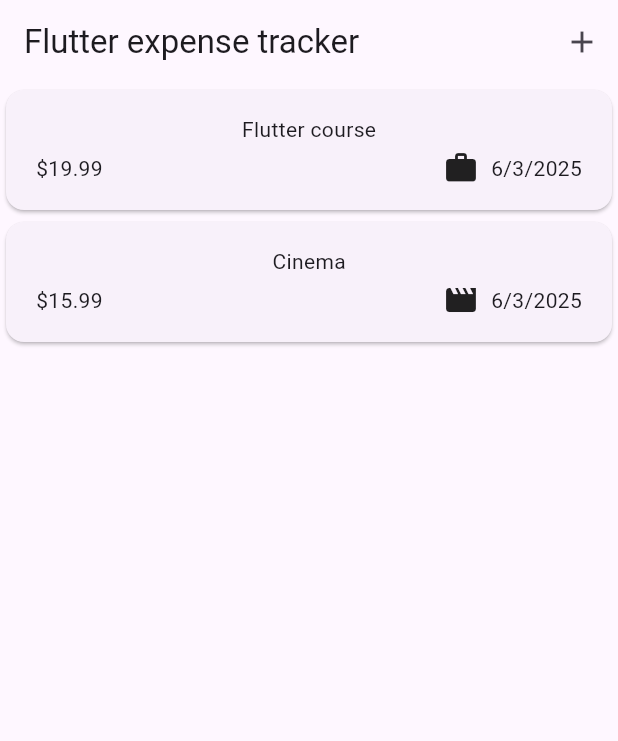
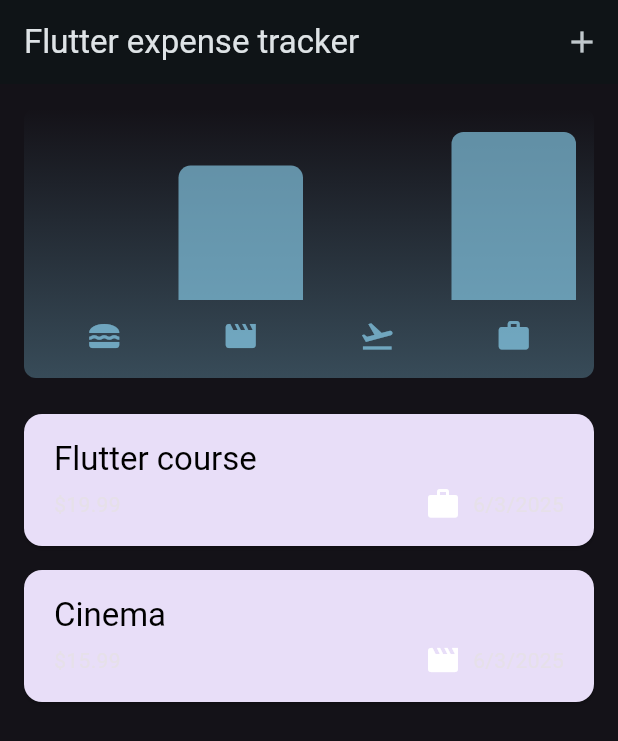
Before and after one commit to bryanmsombra27/proyectos-de-flutter, a Flutter app: the screen it shows after launch, on a phone screen of 412 x 824 dp. Shown: the top 741 px of the screen. Run offline on Flutter 3.47's test engine with Material 3 defaults, Android fonts, the light colour scheme and no system bars.

Commit message:
expenses project finished

```diff
--- a/lib/main.dart
+++ b/lib/main.dart
@@ -4,6 +4,15 @@
 void main() {
   runApp(const MyApp());
 }
+
+final kColorschema = ColorScheme.fromSeed(
+  seedColor: Color.fromARGB(255, 96, 59, 181),
+);
+
+final kDarkColorSchema = ColorScheme.fromSeed(
+  brightness: Brightness.dark,
+  seedColor: Color.fromARGB(255, 5, 99, 125),
+);
 
 class MyApp extends StatelessWidget {
   const MyApp({super.key});
@@ -13,8 +22,48 @@
   Widget build(BuildContext context) {
     return MaterialApp(
       title: 'Flutter Demo',
+      themeMode: ThemeMode.dark,
+      darkTheme: ThemeData.dark().copyWith(
+        colorScheme: kDarkColorSchema,
+
+        cardTheme: CardThemeData(
+          color: kColorschema.secondaryContainer,
+          margin: EdgeInsets.symmetric(horizontal: 16, vertical: 8),
+        ),
+
+        elevatedButtonTheme: ElevatedButtonThemeData(
+          style: ElevatedButton.styleFrom(
+            backgroundColor: kDarkColorSchema.primaryContainer,
+            foregroundColor: kDarkColorSchema.onPrimaryContainer,
+          ),
+        ),
+      ),
       theme: ThemeData(
-        colorScheme: ColorScheme.fromSeed(seedColor: Colors.deepPurple),
+        colorScheme: kColorschema,
+
+        appBarTheme: AppBarTheme(
+          backgroundColor: kColorschema.onPrimaryContainer,
+          foregroundColor: kColorschema.onPrimaryContainer,
+        ),
+
+        cardTheme: CardThemeData(
+          color: kColorschema.secondaryContainer,
+          margin: EdgeInsets.symmetric(horizontal: 16, vertical: 8),
+        ),
+
+        elevatedButtonTheme: ElevatedButtonThemeData(
+          style: ElevatedButton.styleFrom(
+            backgroundColor: kColorschema.primaryContainer,
+          ),
+        ),
+
+        textTheme: ThemeData().textTheme.copyWith(
+          titleLarge: TextStyle(
+            fontWeight: FontWeight.normal,
+            color: kColorschema.onSecondaryContainer,
+            fontSize: 14,
+          ),
+        ),
       ),
       home: Scaffold(
         body: Container(
--- a/lib/models/expense.dart
+++ b/lib/models/expense.dart
@@ -33,3 +33,25 @@ class Expense {
     return formatter.format(date);
   }
 }
+
+class ExpenseBucket {
+  final Category category;
+  final List<Expense> expenses;
+
+  ExpenseBucket({required this.category, required this.expenses});
+
+  ExpenseBucket.forCategory(List<Expense> allExpenses, this.category)
+    : expenses = allExpenses
+          .where((element) => element.category == category)
+          .toList();
+
+  double get totalExpenses {
+    double sum = 0;
+
+    for (final expense in expenses) {
+      sum += expense.amount;
+    }
+
+    return sum;
+  }
+}
--- /dev/null
+++ b/lib/widgets/chart/chart.dart
@@ -0,0 +1,91 @@
+import 'package:flutter/material.dart';
+
+import 'package:projects_2/models/expense.dart';
+import 'package:projects_2/widgets/chart/chart_bar.dart';
+
+class Chart extends StatelessWidget {
+  const Chart({super.key, required this.expenses});
+
+  final List<Expense> expenses;
+
+  List<ExpenseBucket> get buckets {
+    return [
+      ExpenseBucket.forCategory(expenses, Category.food),
+      ExpenseBucket.forCategory(expenses, Category.leisure),
+      ExpenseBucket.forCategory(expenses, Category.travel),
+      ExpenseBucket.forCategory(expenses, Category.work),
+    ];
+  }
+
+  double get maxTotalExpense {
+    double maxTotalExpense = 0;
+
+    for (final bucket in buckets) {
+      if (bucket.totalExpenses > maxTotalExpense) {
+        maxTotalExpense = bucket.totalExpenses;
+      }
+    }
+
+    return maxTotalExpense;
+  }
+
+  @override
+  Widget build(BuildContext context) {
+    final isDarkMode =
+        MediaQuery.of(context).platformBrightness == Brightness.dark;
+    return Container(
+      margin: const EdgeInsets.all(16),
+      padding: const EdgeInsets.symmetric(vertical: 16, horizontal: 8),
+      width: double.infinity,
+      height: 180,
+      decoration: BoxDecoration(
+        borderRadius: BorderRadius.circular(8),
+        gradient: LinearGradient(
+          colors: [
+            Theme.of(context).colorScheme.primary.withValues(alpha: 0.3),
+            Theme.of(context).colorScheme.primary.withValues(alpha: 0.0),
+          ],
+          begin: Alignment.bottomCenter,
+          end: Alignment.topCenter,
+        ),
+      ),
+      child: Column(
+        children: [
+          Expanded(
+            child: Row(
+              crossAxisAlignment: CrossAxisAlignment.end,
+              children: [
+                for (final bucket in buckets) // alternative to map()
+                  ChartBar(
+                    fill: bucket.totalExpenses == 0
+                        ? 0
+                        : bucket.totalExpenses / maxTotalExpense,
+                  ),
+              ],
+            ),
+          ),
+          const SizedBox(height: 12),
+          Row(
+            children: buckets
+                .map(
+                  (bucket) => Expanded(
+                    child: Padding(
+                      padding: const EdgeInsets.symmetric(horizontal: 4),
+                      child: Icon(
+                        categoryIcons[bucket.category],
+                        color: isDarkMode
+                            ? Theme.of(context).colorScheme.secondary
+                            : Theme.of(
+                                context,
+                              ).colorScheme.primary.withValues(alpha: 0.7),
+                      ),
+                    ),
+                  ),
+                )
+                .toList(),
+          ),
+        ],
+      ),
+    );
+  }
+}
--- /dev/null
+++ b/lib/widgets/chart/chart_bar.dart
@@ -0,0 +1,34 @@
+import 'package:flutter/material.dart';
+
+class ChartBar extends StatelessWidget {
+  const ChartBar({super.key, required this.fill});
+
+  final double fill;
+
+  @override
+  Widget build(BuildContext context) {
+    final isDarkMode =
+        MediaQuery.of(context).platformBrightness == Brightness.dark;
+    return Expanded(
+      child: Padding(
+        padding: const EdgeInsets.symmetric(horizontal: 4),
+        child: FractionallySizedBox(
+          heightFactor: fill,
+          child: DecoratedBox(
+            decoration: BoxDecoration(
+              shape: BoxShape.rectangle,
+              borderRadius: const BorderRadius.vertical(
+                top: Radius.circular(8),
+              ),
+              color: isDarkMode
+                  ? Theme.of(context).colorScheme.secondary
+                  : Theme.of(
+                      context,
+                    ).colorScheme.primary.withValues(alpha: 0.65),
+            ),
+          ),
+        ),
+      ),
+    );
+  }
+}
--- a/lib/widgets/expenses.dart
+++ b/lib/widgets/expenses.dart
@@ -2,6 +2,7 @@
 
 import 'package:flutter/material.dart';
 import 'package:projects_2/models/expense.dart';
+import 'package:projects_2/widgets/chart/chart.dart';
 import 'package:projects_2/widgets/expenses_list/expenses_list.dart';
 import 'package:projects_2/widgets/new_expense.dart';
 
@@ -37,9 +38,26 @@ class _ExpensesState extends State<Expenses> {
   }
 
   void _removeExpense(Expense expense) {
+    final expenseIndex = _registeredExpenses.indexOf(expense);
+
     setState(() {
       _registeredExpenses.remove(expense);
     });
+    ScaffoldMessenger.of(context).clearSnackBars();
+    ScaffoldMessenger.of(context).showSnackBar(
+      SnackBar(
+        duration: Duration(seconds: 3),
+        content: Text("Expense deleted!"),
+        action: SnackBarAction(
+          label: "Undo",
+          onPressed: () {
+            setState(() {
+              _registeredExpenses.insert(expenseIndex, expense);
+            });
+          },
+        ),
+      ),
+    );
   }
 
   void _openAddExpenseOverlay() {
@@ -54,6 +72,17 @@ class _ExpensesState extends State<Expenses> {
 
   @override
   Widget build(BuildContext context) {
+    Widget mainContent = Center(
+      child: Text(" No expenses added yet. Try adding one "),
+    );
+
+    if (_registeredExpenses.isNotEmpty) {
+      mainContent = ExpensesList(
+        expenses: _registeredExpenses,
+        onDelete: _removeExpense,
+      );
+    }
+
     return Scaffold(
       appBar: AppBar(
         title: Text("Flutter expense tracker"),
@@ -63,12 +92,9 @@ class _ExpensesState extends State<Expenses> {
       ),
       body: Column(
         children: [
-          Expanded(
-            child: ExpensesList(
-              expenses: _registeredExpenses,
-              onDelete: _removeExpense,
-            ),
-          ),
+          Chart(expenses: _registeredExpenses),
+
+          Expanded(child: mainContent),
         ],
       ),
     );
--- a/lib/widgets/expenses_list/expenses_item.dart
+++ b/lib/widgets/expenses_list/expenses_item.dart
@@ -14,8 +14,14 @@ class ExpensesItem extends StatelessWidget {
       child: Padding(
         padding: const EdgeInsets.symmetric(horizontal: 20, vertical: 16),
         child: Column(
+          crossAxisAlignment: CrossAxisAlignment.start,
           children: [
-            Text(expense.title),
+            Text(
+              expense.title,
+              style: Theme.of(
+                context,
+              ).textTheme.titleLarge?.copyWith(color: Colors.black),
+            ),
             SizedBox(height: 4),
             Row(
               children: [
--- a/lib/widgets/expenses_list/expenses_list.dart
+++ b/lib/widgets/expenses_list/expenses_list.dart
@@ -23,6 +23,14 @@ class ExpensesList extends StatelessWidget {
         // return ListTile(leading: Text(expense.title));
         return Dismissible(
           // key: Key(expense.id),
+          background: Container(
+            color: Theme.of(context).colorScheme.error.withValues(alpha: .75),
+            // margin: EdgeInsets.symmetric(horizontal: 16),
+            // margin: Theme.of(context).cardTheme.margin,
+            margin: EdgeInsets.symmetric(
+              horizontal: Theme.of(context).cardTheme.margin!.horizontal,
+            ),
+          ),
           key: ValueKey(expense.id),
           onDismissed: (direction) {
             onDelete(expense);
```
